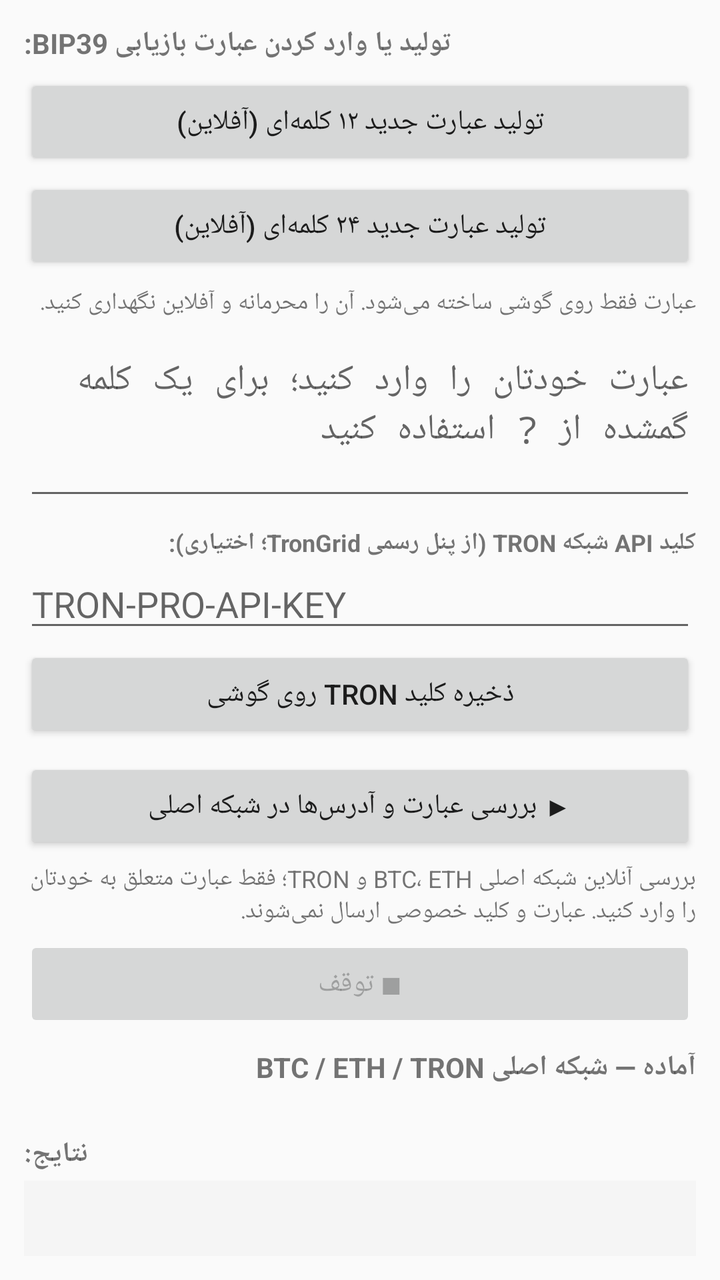
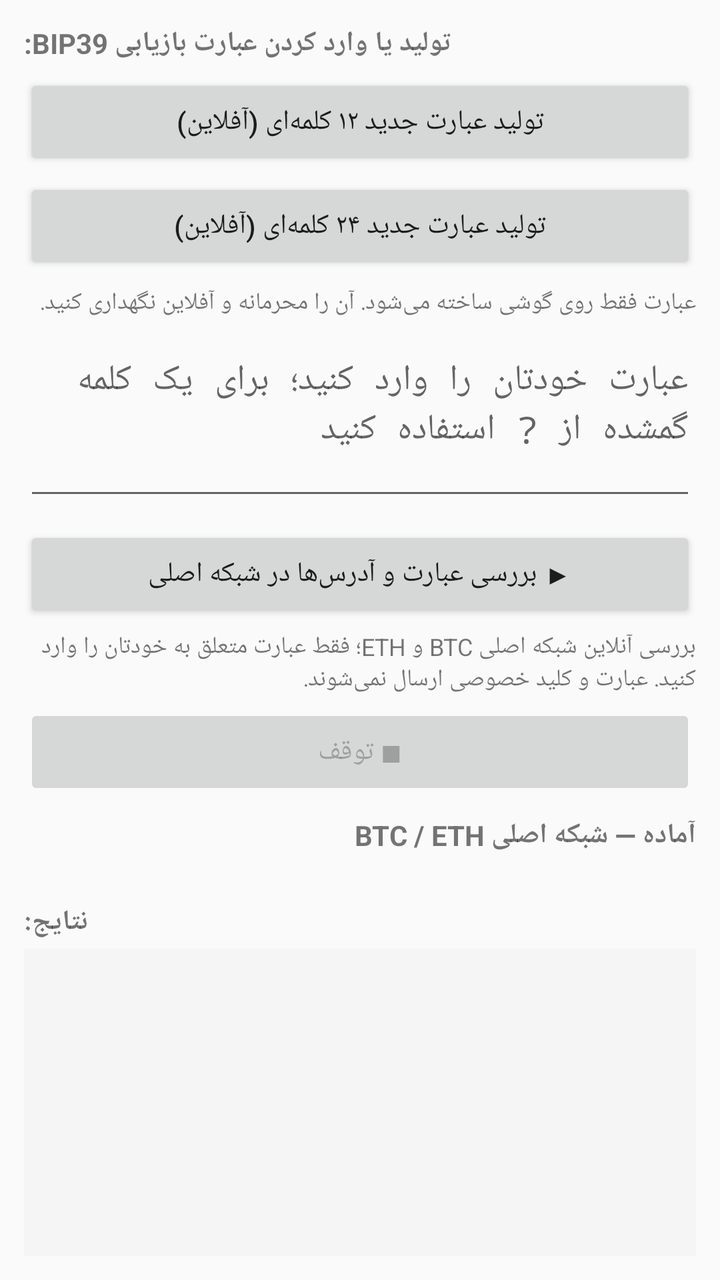

Compare the two renders of this Android layout. The source of the first and the diff that turns it into the second are given below.
<!-- AndroidManifest.xml: application theme Theme.AppCompat.Light.NoActionBar -->
<!-- res/layout/activity_main.xml -->
<?xml version="1.0" encoding="utf-8"?>
<LinearLayout xmlns:android="http://schemas.android.com/apk/res/android"
    android:layout_width="match_parent"
    android:layout_height="match_parent"
    android:orientation="vertical"
    android:padding="12dp">

    <LinearLayout
        android:layout_width="match_parent"
        android:layout_height="0dp"
        android:layout_weight="1"
        android:orientation="vertical">

        <TextView
            android:layout_width="wrap_content"
            android:layout_height="wrap_content"
            android:text="تولید یا وارد کردن عبارت بازیابی BIP39:"
            android:textStyle="bold" />

        <Button
            android:id="@+id/generate12Btn"
            android:layout_width="match_parent"
            android:layout_height="wrap_content"
            android:layout_marginTop="6dp"
            android:text="تولید عبارت جدید ۱۲ کلمه‌ای (آفلاین)" />

        <Button
            android:id="@+id/generate24Btn"
            android:layout_width="match_parent"
            android:layout_height="wrap_content"
            android:layout_marginTop="4dp"
            android:text="تولید عبارت جدید ۲۴ کلمه‌ای (آفلاین)" />

        <TextView
            android:layout_width="match_parent"
            android:layout_height="wrap_content"
            android:layout_marginTop="6dp"
            android:text="عبارت فقط روی گوشی ساخته می‌شود. آن را محرمانه و آفلاین نگهداری کنید."
            android:textSize="12sp" />

        <EditText
            android:id="@+id/inputText"
            android:layout_width="match_parent"
            android:layout_height="wrap_content"
            android:minLines="3"
            android:gravity="top|start"
            android:fontFamily="monospace"
            android:inputType="textMultiLine|textNoSuggestions"
            android:layout_marginTop="8dp"
            android:hint="عبارت خودتان را وارد کنید؛ برای یک کلمه گمشده از ? استفاده کنید" />

        <TextView
            android:layout_width="match_parent"
            android:layout_height="wrap_content"
            android:layout_marginTop="8dp"
            android:text="کلید API شبکه TRON (از پنل رسمی TronGrid؛ اختیاری):"
            android:textStyle="bold"
            android:textSize="12sp" />

        <EditText
            android:id="@+id/tronApiKeyInput"
            android:layout_width="match_parent"
            android:layout_height="wrap_content"
            android:singleLine="true"
            android:inputType="textPassword|textNoSuggestions"
            android:hint="TRON-PRO-API-KEY" />

        <Button
            android:id="@+id/saveTronApiKeyBtn"
            android:layout_width="match_parent"
            android:layout_height="wrap_content"
            android:text="ذخیره کلید TRON روی گوشی"
            android:layout_marginTop="2dp" />

        <Button
            android:id="@+id/startBtn"
            android:layout_width="match_parent"
            android:layout_height="wrap_content"
            android:layout_marginTop="8dp"
            android:text="▶ بررسی عبارت و آدرس‌ها در شبکه اصلی" />

        <TextView
            android:layout_width="match_parent"
            android:layout_height="wrap_content"
            android:layout_marginTop="4dp"
            android:text="بررسی آنلاین شبکه اصلی BTC، ETH و TRON؛ فقط عبارت متعلق به خودتان را وارد کنید. عبارت و کلید خصوصی ارسال نمی‌شوند."
            android:textSize="12sp" />

        <Button
            android:id="@+id/stopBtn"
            android:layout_width="match_parent"
            android:layout_height="wrap_content"
            android:text="■ توقف"
            android:enabled="false"
            android:layout_marginTop="4dp" />

        <TextView
            android:id="@+id/statusText"
            android:layout_width="match_parent"
            android:layout_height="wrap_content"
            android:text="آماده — شبکه اصلی BTC / ETH / TRON"
            android:paddingTop="8dp"
            android:textStyle="bold" />

        <TextView
            android:id="@+id/speedText"
            android:layout_width="match_parent"
            android:layout_height="wrap_content"
            android:text=" "
            android:textSize="12sp"
            android:textColor="#666" />

        <TextView
            android:layout_width="wrap_content"
            android:layout_height="wrap_content"
            android:text="نتایج:"
            android:textStyle="bold"
            android:layout_marginTop="8dp" />

        <ScrollView
            android:id="@+id/outputScroll"
            android:layout_width="match_parent"
            android:layout_height="0dp"
            android:layout_weight="1"
            android:layout_marginTop="4dp"
            android:background="#F5F5F5"
            android:padding="8dp"
            android:scrollbars="vertical"
            android:fadeScrollbars="false"
            android:scrollbarFadeDuration="0"
            android:scrollbarSize="8dp"
            android:scrollbarStyle="insideInset"
            android:scrollbarAlwaysDrawVerticalTrack="true">

            <TextView
                android:id="@+id/outputText"
                android:layout_width="match_parent"
                android:layout_height="wrap_content"
                android:fontFamily="monospace"
                android:textIsSelectable="true"
                android:textSize="13sp" />
        </ScrollView>
    </LinearLayout>
</LinearLayout>
<!-- resources referenced by this layout -->
<resources>

</resources>

<!-- the commit's change to res/layout/activity_main.xml (unified diff, before → after) -->
@@ -49,29 +49,6 @@
             android:layout_marginTop="8dp"
             android:hint="عبارت خودتان را وارد کنید؛ برای یک کلمه گمشده از ? استفاده کنید" />
 
-        <TextView
-            android:layout_width="match_parent"
-            android:layout_height="wrap_content"
-            android:layout_marginTop="8dp"
-            android:text="کلید API شبکه TRON (از پنل رسمی TronGrid؛ اختیاری):"
-            android:textStyle="bold"
-            android:textSize="12sp" />
-
-        <EditText
-            android:id="@+id/tronApiKeyInput"
-            android:layout_width="match_parent"
-            android:layout_height="wrap_content"
-            android:singleLine="true"
-            android:inputType="textPassword|textNoSuggestions"
-            android:hint="TRON-PRO-API-KEY" />
-
-        <Button
-            android:id="@+id/saveTronApiKeyBtn"
-            android:layout_width="match_parent"
-            android:layout_height="wrap_content"
-            android:text="ذخیره کلید TRON روی گوشی"
-            android:layout_marginTop="2dp" />
-
         <Button
             android:id="@+id/startBtn"
             android:layout_width="match_parent"
@@ -83,7 +60,7 @@
             android:layout_width="match_parent"
             android:layout_height="wrap_content"
             android:layout_marginTop="4dp"
-            android:text="بررسی آنلاین شبکه اصلی BTC، ETH و TRON؛ فقط عبارت متعلق به خودتان را وارد کنید. عبارت و کلید خصوصی ارسال نمی‌شوند."
+            android:text="بررسی آنلاین شبکه اصلی BTC و ETH؛ فقط عبارت متعلق به خودتان را وارد کنید. عبارت و کلید خصوصی ارسال نمی‌شوند."
             android:textSize="12sp" />
 
         <Button
@@ -98,7 +75,7 @@
             android:id="@+id/statusText"
             android:layout_width="match_parent"
             android:layout_height="wrap_content"
-            android:text="آماده — شبکه اصلی BTC / ETH / TRON"
+            android:text="آماده — شبکه اصلی BTC / ETH"
             android:paddingTop="8dp"
             android:textStyle="bold" />
 
